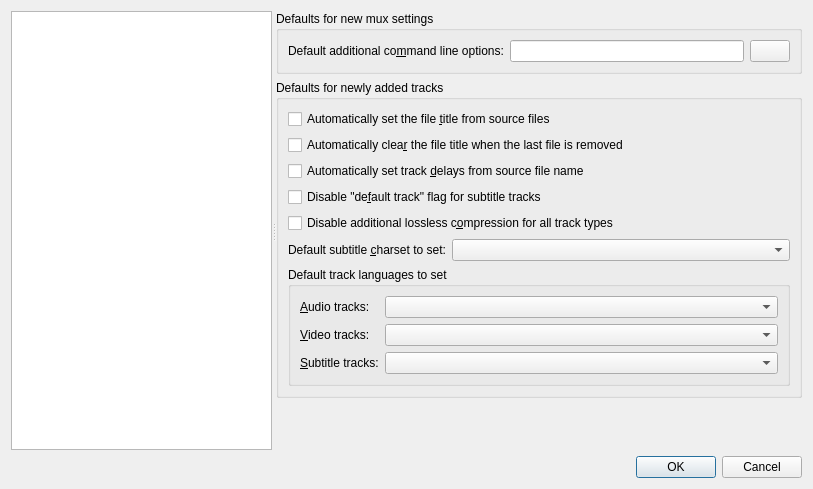
This is src/mkvtoolnix-gui/forms/main_window/preferences_dialog.ui in jpsdr/MKVToolnix-Windows-7 as Qt 5 draws it before an edit. The edited form follows.
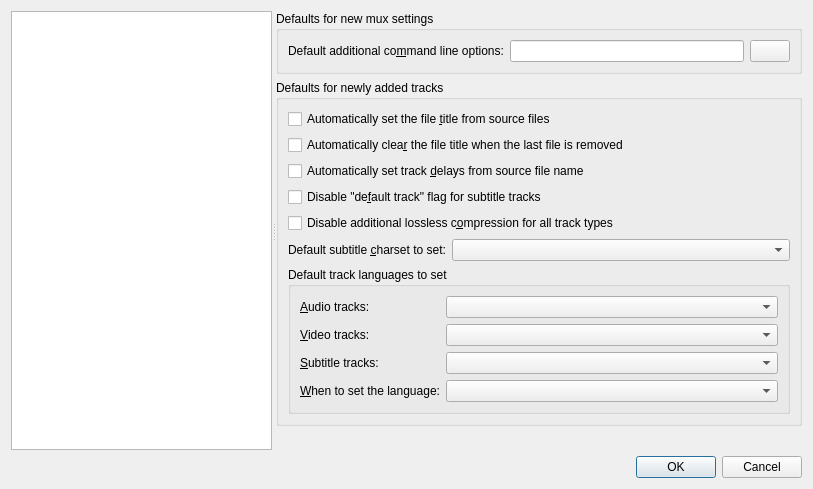
This is the edited form. The open tabs and pages were chosen to show the change. Icons and pictures are not drawn. Custom widgets are drawn as their Qt base class.

Commit message:
GUI: merge: optionally set default track language if source language is 'und'
Implements #1697.

What changed in the file:
```diff
--- a/src/mkvtoolnix-gui/forms/main_window/preferences_dialog.ui
+++ b/src/mkvtoolnix-gui/forms/main_window/preferences_dialog.ui
@@ -656,6 +656,19 @@
                 </property>
                </widget>
               </item>
+              <item row="3" column="0">
+               <widget class="QLabel" name="lWhenToSetDefaultLanguage">
+                <property name="text">
+                 <string>&amp;When to set the language:</string>
+                </property>
+                <property name="buddy">
+                 <cstring>cbMWhenToSetDefaultLanguage</cstring>
+                </property>
+               </widget>
+              </item>
+              <item row="3" column="1">
+               <widget class="QComboBox" name="cbMWhenToSetDefaultLanguage"/>
+              </item>
              </layout>
             </widget>
            </item>
```
Left out of the diff: 1 changed line with no effect on the pictures. The commit also changes 6 other files.
